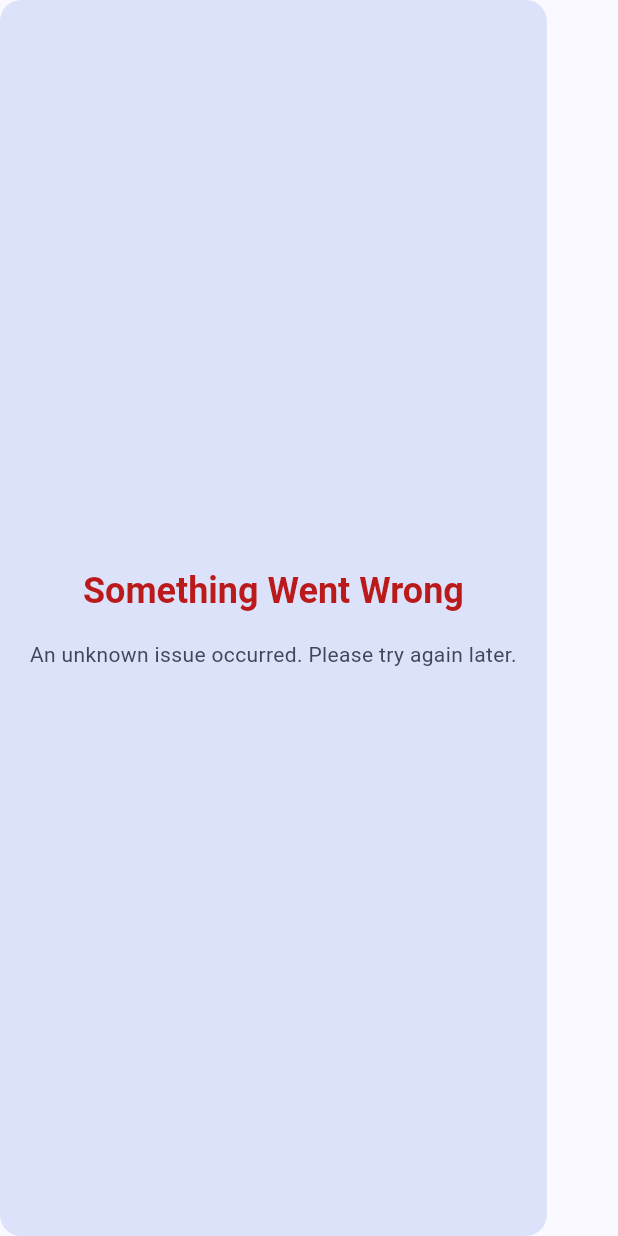
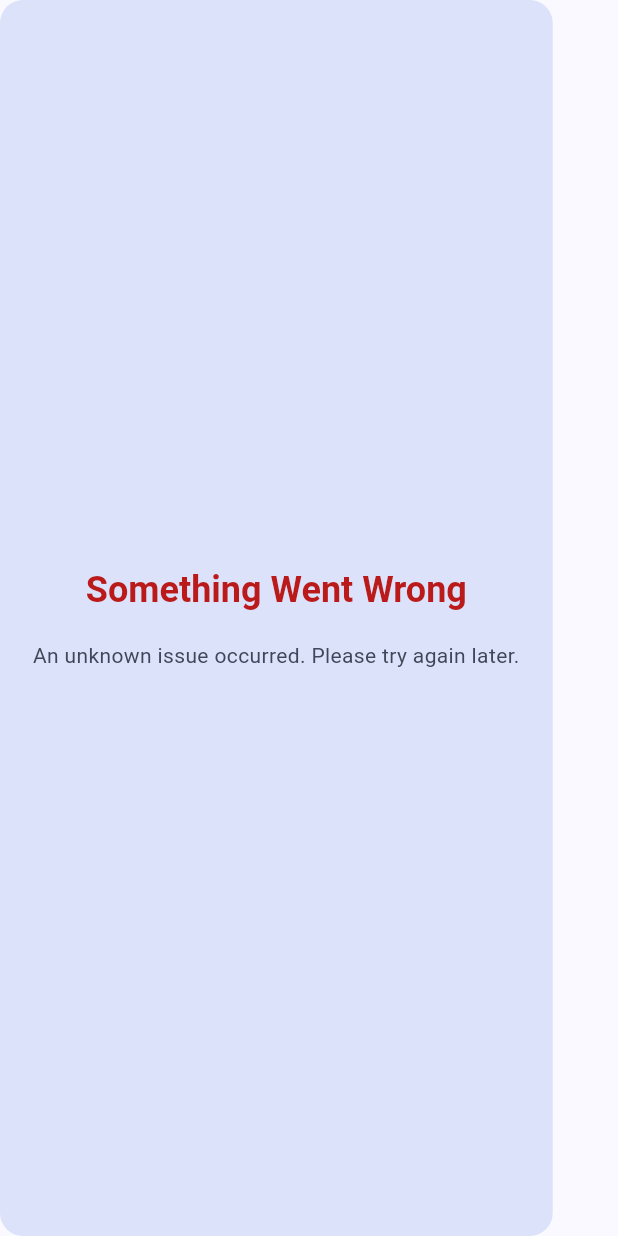
Before and after one commit to oltea-negru/moist-crumb, a Flutter app: the ErrorMessage widget shown alone on an empty page, opened directly with empty values, on a phone screen of 412 x 824 dp. Run offline on Flutter 3.47's test engine with Material 3 defaults, Android fonts, the phone set to English and light mode, and no system bars; our stand-ins replace flutter_bloc, flutter_dotenv, flutter_svg, freezed_annotation, shared_preferences; accounts and stored records are empty.

Commit message:
chore: responsive scaling

```diff
--- a/lib/features/weather_forecast/views/widgets/forecast_card/forecast_error_card.dart
+++ b/lib/features/weather_forecast/views/widgets/forecast_card/forecast_error_card.dart
@@ -1,6 +1,7 @@
 import 'package:flutter/material.dart';
 import 'package:flutter_svg/flutter_svg.dart';
 import 'package:moist_crumb/services/api/errors.dart';
+import 'package:moist_crumb/utils/responsive.dart';
 
 class ForecastErrorCard extends StatelessWidget {
   final WeatherAPIException error;
@@ -17,9 +18,9 @@ class ForecastErrorCard extends StatelessWidget {
   @override
   Widget build(BuildContext context) {
     return Container(
-      padding: const EdgeInsets.all(24),
+      padding: Responsive.insetsAll(context, 24),
       child: Column(
-        spacing: 24,
+        spacing: Responsive.scale(context, 24),
         children: [
           ErrorIcon(key: ValueKey(error.runtimeType), error: error),
           ErrorMessage(
@@ -44,12 +45,12 @@ class ErrorIcon extends StatelessWidget {
     final theme = Theme.of(context);
 
     return Container(
-      padding: const EdgeInsets.all(8),
+      padding: Responsive.insetsAll(context, 8),
       child: Padding(
-        padding: const EdgeInsets.all(20),
+        padding: Responsive.insetsAll(context, 20),
         child: SvgPicture.asset(
           ErrorAssetMapper.assetForError(error),
-          height: 100,
+          height: Responsive.vs(context, 100),
           colorFilter: ColorFilter.mode(
             theme.colorScheme.error,
             BlendMode.srcIn,
@@ -70,15 +71,19 @@ class ErrorMessage extends StatelessWidget {
     final theme = Theme.of(context);
 
     return Container(
-      padding: const EdgeInsets.symmetric(horizontal: 20, vertical: 18),
+      padding: Responsive.insetsSymmetric(
+        context,
+        horizontal: 20,
+        vertical: 18,
+      ),
       decoration: BoxDecoration(
-        borderRadius: BorderRadius.circular(14),
+        borderRadius: BorderRadius.circular(Responsive.radius(context, 14)),
         color: theme.colorScheme.secondaryContainer,
       ),
       child: Column(
         mainAxisAlignment: MainAxisAlignment.center,
         crossAxisAlignment: CrossAxisAlignment.center,
-        spacing: 16,
+        spacing: Responsive.scale(context, 16),
         children: [
           Text(
             ErrorTitleMapper.titleForError(error, city),
--- /dev/null
+++ b/lib/utils/responsive.dart
@@ -0,0 +1,64 @@
+import 'package:flutter/widgets.dart';
+
+/// Responsive sizing helpers for mobile screens.
+class Responsive {
+  static const double _baselineWidth = 375.0;
+  static const double _baselineHeight = 812.0;
+
+  /// Scale value using device shortest side vs baseline width.
+  static double scale(BuildContext context, double value) {
+    final shortest = MediaQuery.sizeOf(context).shortestSide;
+    final factor = (shortest / _baselineWidth).clamp(0.8, 1.25);
+    return value * factor;
+  }
+
+  /// Horizontal scale based on width.
+  static double hs(BuildContext context, double value) {
+    final width = MediaQuery.sizeOf(context).width;
+    final factor = (width / _baselineWidth).clamp(0.8, 1.3);
+    return value * factor;
+  }
+
+  /// Vertical scale based on height.
+  static double vs(BuildContext context, double value) {
+    final height = MediaQuery.sizeOf(context).height;
+    final factor = (height / _baselineHeight).clamp(0.8, 1.3);
+    return value * factor;
+  }
+
+  /// Font size scale
+  static double sp(BuildContext context, double value) {
+    final shortest = MediaQuery.sizeOf(context).shortestSide;
+    final factor = (shortest / _baselineWidth).clamp(0.9, 1.2);
+    return value * factor;
+  }
+
+  /// Radius scaling.
+  static double radius(BuildContext context, double value) => scale(context, value);
+
+  /// EdgeInsets helpers
+  static EdgeInsets insetsAll(BuildContext context, double value) =>
+      EdgeInsets.all(scale(context, value));
+
+  static EdgeInsets insetsSymmetric(
+    BuildContext context, {
+    double horizontal = 0,
+    double vertical = 0,
+  }) => EdgeInsets.symmetric(
+        horizontal: hs(context, horizontal),
+        vertical: vs(context, vertical),
+      );
+
+  static EdgeInsets insetsOnly(
+    BuildContext context, {
+    double left = 0,
+    double top = 0,
+    double right = 0,
+    double bottom = 0,
+  }) => EdgeInsets.only(
+        left: hs(context, left),
+        top: vs(context, top),
+        right: hs(context, right),
+        bottom: vs(context, bottom),
+      );
+}
```
Also changed, not shown: lib/features/weather_forecast/views/widgets/home_page_app_bar/home_page_app_bar.dart (+5 -3 lines), lib/features/weather_forecast/views/widgets/weather_body/weather_body.dart (+8 -5 lines), lib/features/weather_forecast/views/widgets/weather_effects/weather_effects.dart (+8 -5 lines), lib/services/api/weather_api.dart (+17 -2 lines).
